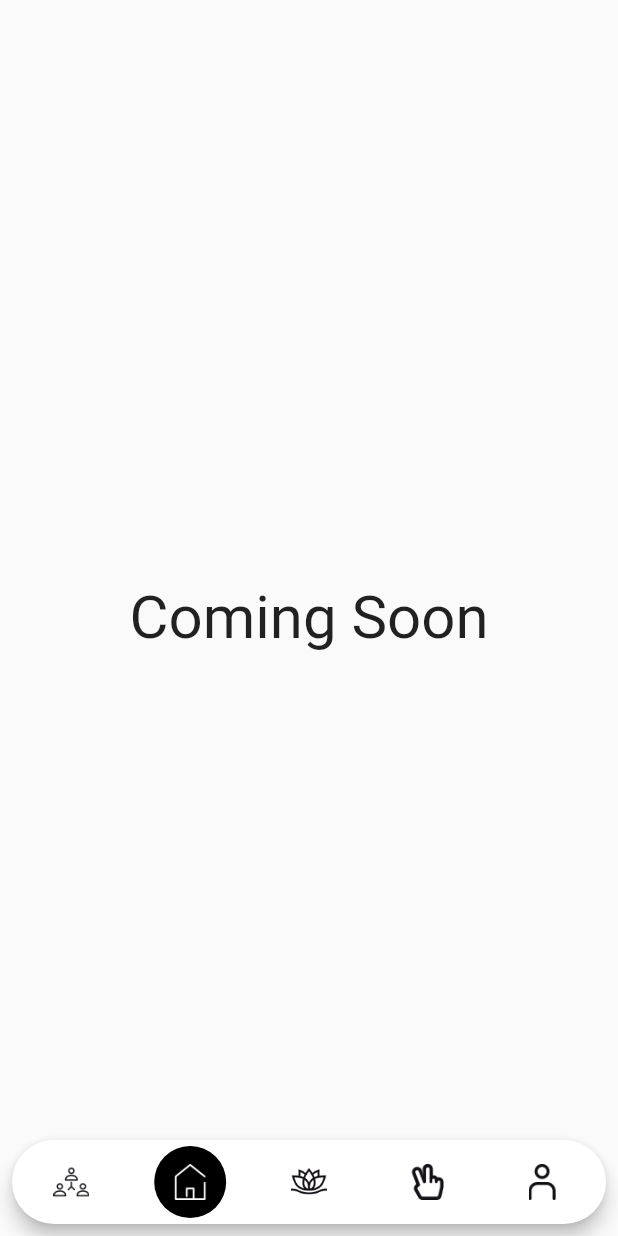
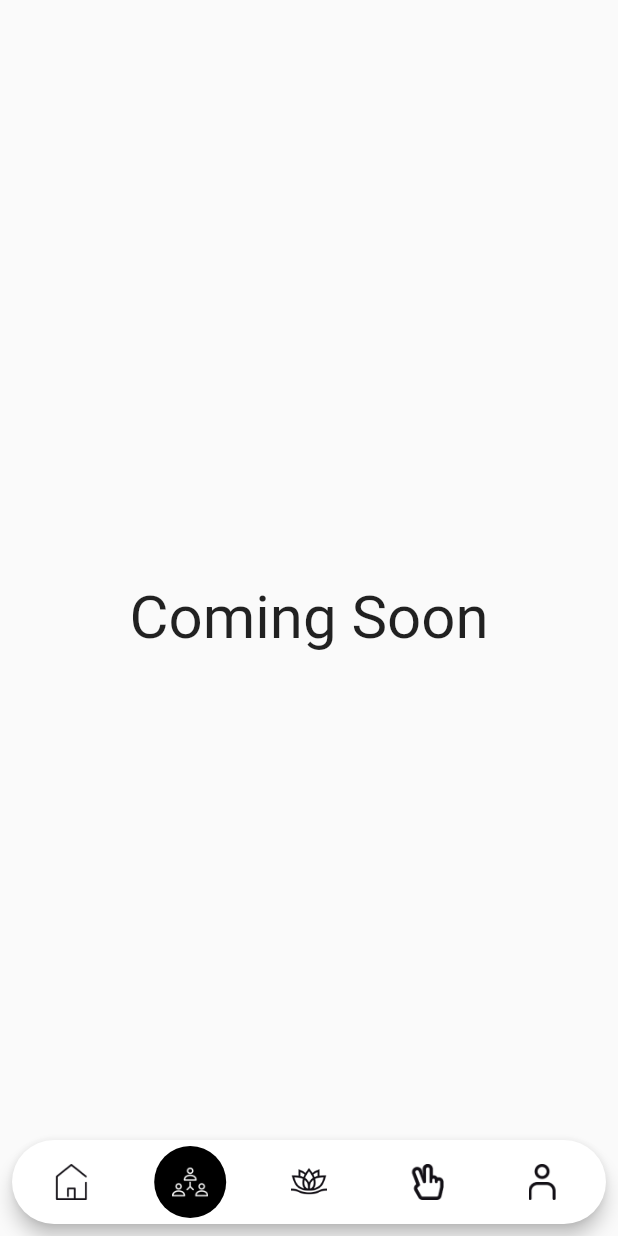
Before and after one commit to Divijkatyal0406/syalo, a Flutter app: the MainFrame screen opened directly, item 2 of the bottom bar chosen, on a phone screen of 412 x 824 dp. Run offline on Flutter 3.47's test engine with Material 2 defaults, Android fonts, the phone set to English and light mode, and no system bars; drawn by our look-alikes of flutter_snake_navigationbar; our stand-ins replace audioplayers, firebase_auth, firebase_core, fl_chart, flutter_svg, font_awesome_flutter and 4 more; missing offline and left inert: emoji_feedback, flutter_share; accounts and stored records are empty; network calls fail.

Commit message:
Final-Commit🎉

```diff
--- a/lib/screens/home_screen.dart
+++ b/lib/screens/home_screen.dart
@@ -98,7 +98,7 @@ class HomeScreen extends StatelessWidget {
                     ),
                     GestureDetector(
                       onTap: (){
-
+                        Navigator.push(context, MaterialPageRoute(builder: (context)=>HomePage()));
                       },
                       child: Material(
                         elevation:10,
--- a/lib/screens/mainframe.dart
+++ b/lib/screens/mainframe.dart
@@ -4,6 +4,8 @@ import 'package:syalo/screens/consultant_screen.dart';
 import 'package:syalo/screens/home_screen.dart';
 import 'package:syalo/screens/profile_screen.dart';
 import 'package:syalo/screens/support_group_screen.dart';
+import 'package:syalo/songTracks/homePage.dart';
+
 
 class MainFrame extends StatefulWidget {
   const MainFrame({Key? key}) : super(key: key);
@@ -16,12 +18,12 @@ class _MainFrameState extends State<MainFrame> {
 
   int _selectedIndex = 0;
 
-  static const List<Widget> _screens = [
+  static List<Widget> _screens =[
     HomeScreen(),
     SupportGroupScreen(),
-    HomeScreen(),
+    HomePage(),
     ConsultantScreen(),
-    ProfileScreen(),
+    ProfileScreen()
   ];
   void _onItemTapped(int index) {
     setState(() {
@@ -55,8 +57,8 @@ class _MainFrameState extends State<MainFrame> {
           currentIndex: _selectedIndex,
           onTap: _onItemTapped,
           items: [
-            BottomNavigationBarItem(icon: ImageIcon(AssetImage('assets/bottom1.png')), label: 'tickets'),
-            BottomNavigationBarItem(icon: ImageIcon(AssetImage('assets/bottom2.png')), label: 'calendar'),
+            BottomNavigationBarItem(icon: ImageIcon(AssetImage('assets/bottom2.png')), label: 'tickets'),
+            BottomNavigationBarItem(icon: ImageIcon(AssetImage('assets/bottom1.png')), label: 'calendar'),
             BottomNavigationBarItem(icon: ImageIcon(AssetImage('assets/bottom3.png')), label: 'home'),
             BottomNavigationBarItem(icon: ImageIcon(AssetImage('assets/bottom4.png')), label: 'microphone'),
             BottomNavigationBarItem(icon: ImageIcon(AssetImage('assets/bottom5.png')), label: 'search')
--- a/lib/widgets/app_wide_widgets/classify_list.dart
+++ b/lib/widgets/app_wide_widgets/classify_list.dart
@@ -19,12 +19,12 @@ class ClassifyList extends StatelessWidget {
   final heading1 = [
     "Moving on from Breakup",
     "Why and How to set a Routine",
-    "Rain"
+    "Cheating in relationship"
   ];
   final imgUrls1 = [
     "https://i.pinimg.com/originals/63/87/b1/6387b17d868499ee6484525e6ddad222.png",
     "https://www.soundsofchanges.eu/wp-content/uploads/2015/08/VS-47.jpg",
-    "https://images.unsplash.com/photo-1515694346937-94d85e41e6f0?ixlib=rb-1.2.1&ixid=MnwxMjA3fDB8MHxzZWFyY2h8MXx8cmFpbnxlbnwwfHwwfHw%3D&w=1000&q=80"
+    "https://cdn.dnaindia.com/sites/default/files/styles/full/public/2018/02/04/648034-relationship-social-media-thinkstock-072417.jpg"
   ];
   var idx1 = 0;
 
```
Also changed, not shown: lib/main.dart (+4 -3 lines), assets/habbit.png (added), assets/journal.png (added), assets/meditate.png (added), assets/sounds.png (added).
